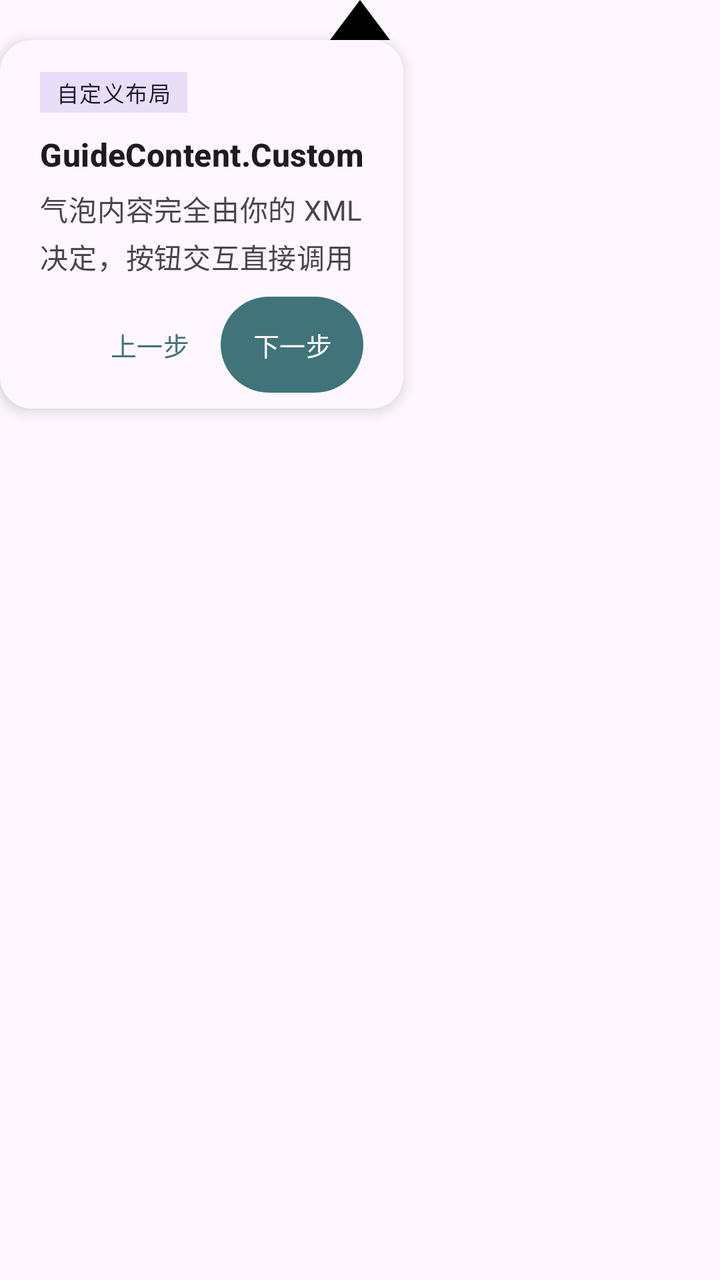
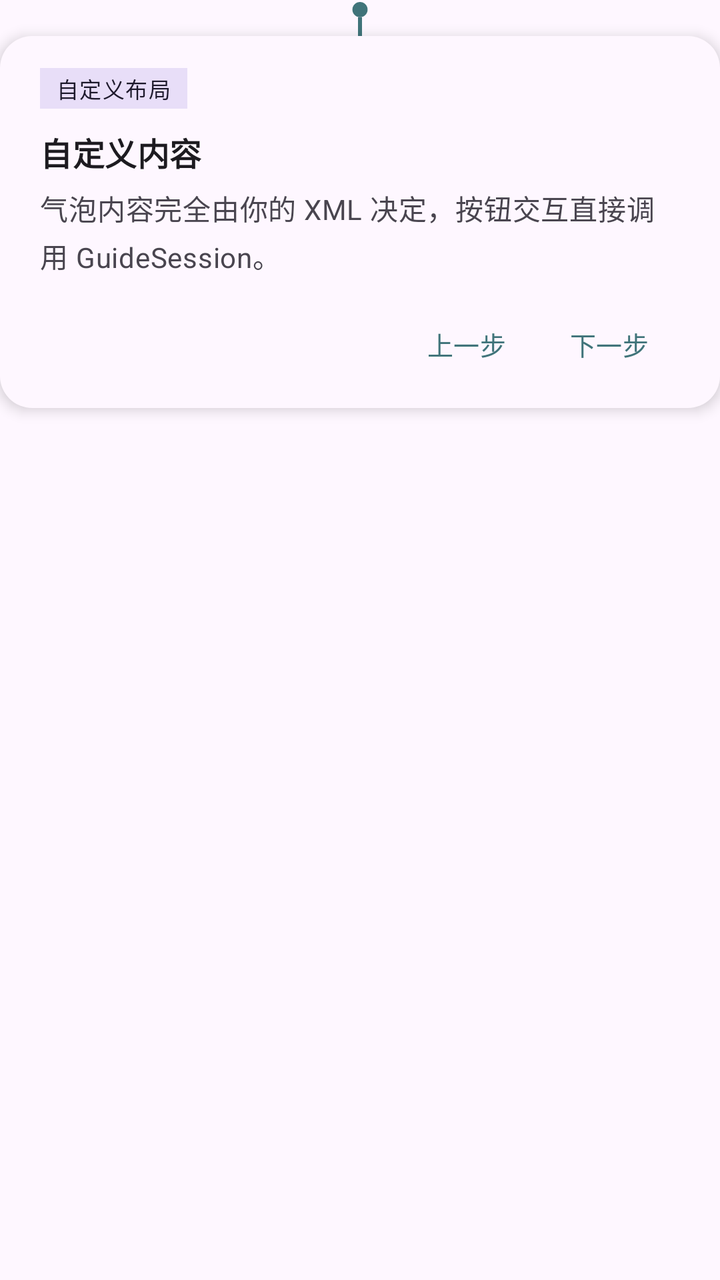

An Android layout rendered at two revisions. The XML below is the earlier revision; the diff shows what the commit changed to produce the second picture.
<!-- AndroidManifest.xml: application theme Theme.PmGuide -->
<!-- res/layout/view_guide_custom_demo.xml -->
<?xml version="1.0" encoding="utf-8"?>
<androidx.constraintlayout.widget.ConstraintLayout xmlns:android="http://schemas.android.com/apk/res/android"
    xmlns:app="http://schemas.android.com/apk/res-auto"
    android:layout_width="wrap_content"
    android:layout_height="wrap_content"
    android:clipChildren="false">
    
    <LinearLayout
        android:id="@id/guide_bubble"
        android:layout_width="wrap_content"
        android:layout_height="wrap_content"
        android:background="@drawable/bg_guide_custom_bubble"
        android:elevation="4dp"
        android:orientation="vertical"
        android:paddingStart="20dp"
        android:paddingTop="16dp"
        android:paddingEnd="20dp"
        android:paddingBottom="8dp"
        app:layout_constraintStart_toStartOf="parent"
        app:layout_constraintTop_toBottomOf="@id/guide_arrow">

        <TextView
            android:id="@+id/custom_guide_badge"
            android:layout_width="wrap_content"
            android:layout_height="wrap_content"
            android:background="?attr/colorSecondaryContainer"
            android:paddingStart="8dp"
            android:paddingTop="2dp"
            android:paddingEnd="8dp"
            android:paddingBottom="2dp"
            android:text="@string/custom_guide_badge"
            android:textAppearance="@style/TextAppearance.Material3.LabelSmall"
            android:textColor="?attr/colorOnSecondaryContainer" />

        <TextView
            android:id="@+id/custom_guide_title"
            android:layout_width="wrap_content"
            android:layout_height="wrap_content"
            android:layout_marginTop="10dp"
            android:text="@string/custom_guide_title"
            android:textAppearance="@style/TextAppearance.Material3.TitleMedium"
            android:textColor="?attr/colorOnSurface"
            android:textStyle="bold" />

        <TextView
            android:id="@+id/custom_guide_message"
            android:layout_width="match_parent"
            android:layout_height="wrap_content"
            android:layout_marginTop="6dp"
            android:text="@string/custom_guide_message"
            android:textAppearance="@style/TextAppearance.Material3.BodyMedium"
            android:textColor="?attr/colorOnSurfaceVariant" />

        <LinearLayout
            android:layout_width="match_parent"
            android:layout_height="wrap_content"
            android:layout_marginTop="10dp"
            android:gravity="end"
            android:orientation="horizontal">

            <com.google.android.material.button.MaterialButton
                android:id="@+id/custom_guide_previous"
                style="@style/Widget.Material3.Button.TextButton"
                android:layout_width="wrap_content"
                android:layout_height="wrap_content"
                android:insetTop="0dp"
                android:insetBottom="0dp"
                android:minWidth="0dp"
                android:paddingStart="12dp"
                android:paddingEnd="12dp"
                android:text="@string/custom_guide_previous"
                android:textSize="13sp" />

            <com.google.android.material.button.MaterialButton
                android:id="@+id/custom_guide_next"
                style="@style/Widget.Material3.Button"
                android:layout_width="wrap_content"
                android:layout_height="wrap_content"
                android:layout_marginStart="4dp"
                android:insetTop="0dp"
                android:insetBottom="0dp"
                android:minWidth="0dp"
                android:paddingStart="16dp"
                android:paddingEnd="16dp"
                android:text="@string/custom_guide_next"
                android:textSize="13sp" />
        </LinearLayout>
    </LinearLayout>

    
    <ImageView
        android:id="@id/guide_arrow"
        android:layout_width="30dp"
        android:layout_height="20dp"
        android:contentDescription="@null"
        android:scaleType="fitCenter"
        android:src="@drawable/ic_guide_arrow"
        app:layout_constraintBottom_toTopOf="@id/guide_bubble"
        app:layout_constraintEnd_toEndOf="parent"
        app:layout_constraintStart_toStartOf="parent" />
</androidx.constraintlayout.widget.ConstraintLayout>
<!-- resources referenced by this layout -->
<resources>
  <!-- drawable bg_guide_custom_bubble (drawable) -->
  <?xml version="1.0" encoding="utf-8"?>
  <shape xmlns:android="http://schemas.android.com/apk/res/android"
      android:shape="rectangle">
      <solid android:color="?attr/colorSurface" />
      <corners android:radius="16dp" />
  </shape>
  <!-- drawable ic_guide_arrow (drawable) -->
  <?xml version="1.0" encoding="utf-8"?>
  <vector xmlns:android="http://schemas.android.com/apk/res/android"
      android:width="18dp"
      android:height="12dp"
      android:viewportWidth="18"
      android:viewportHeight="12">
      <path
          android:fillColor="#000000"
          android:pathData="M0,12 L9,0 L18,12 Z" />
  </vector>
  <string name="custom_guide_badge">自定义布局</string>
  <string name="custom_guide_message">气泡内容完全由你的 XML 决定，按钮交互直接调用 GuideSession。</string>
  <string name="custom_guide_next">下一步</string>
  <string name="custom_guide_previous">上一步</string>
  <string name="custom_guide_title">GuideContent.Custom</string>
  <style name="Theme.PmGuide" parent="Theme.Material3.DayNight.NoActionBar">
          <item name="colorPrimary">@color/guide_primary</item>
          <item name="colorOnPrimary">@android:color/white</item>
          <item name="colorSecondary">@color/guide_accent</item>
          <item name="colorOnSecondary">@android:color/black</item>
      </style>
  <color name="guide_primary">#40747A</color>
  <color name="guide_accent">#03DAC5</color>
</resources>

<!-- the commit's change to res/layout/view_guide_custom_demo.xml (unified diff, before → after) -->
@@ -44,7 +44,7 @@
 
         <TextView
             android:id="@+id/custom_guide_message"
-            android:layout_width="match_parent"
+            android:layout_width="wrap_content"
             android:layout_height="wrap_content"
             android:layout_marginTop="6dp"
             android:text="@string/custom_guide_message"
@@ -52,8 +52,9 @@
             android:textColor="?attr/colorOnSurfaceVariant" />
 
         <LinearLayout
-            android:layout_width="match_parent"
+            android:layout_width="wrap_content"
             android:layout_height="wrap_content"
+            android:layout_gravity="end"
             android:layout_marginTop="10dp"
             android:gravity="end"
             android:orientation="horizontal">
@@ -73,7 +74,7 @@
 
             <com.google.android.material.button.MaterialButton
                 android:id="@+id/custom_guide_next"
-                style="@style/Widget.Material3.Button"
+                style="@style/Widget.Material3.Button.TextButton"
                 android:layout_width="wrap_content"
                 android:layout_height="wrap_content"
                 android:layout_marginStart="4dp"
@@ -90,11 +91,12 @@
     
     <ImageView
         android:id="@id/guide_arrow"
-        android:layout_width="30dp"
-        android:layout_height="20dp"
+        android:layout_width="14dp"
+        android:layout_height="18dp"
         android:contentDescription="@null"
         android:scaleType="fitCenter"
-        android:src="@drawable/ic_guide_arrow"
+        android:src="@drawable/ic_guide_arrow_dot_line"
+        android:tint="?attr/colorPrimary"
         app:layout_constraintBottom_toTopOf="@id/guide_bubble"
         app:layout_constraintEnd_toEndOf="parent"
         app:layout_constraintStart_toStartOf="parent" />
<!-- resource entries referenced after the edit -->
@@ -7,22 +7,26 @@
       <solid android:color="?attr/colorSurface" />
       <corners android:radius="16dp" />
   </shape>
-  <!-- drawable ic_guide_arrow (drawable) -->
+  <!-- drawable ic_guide_arrow_dot_line (drawable) -->
   <?xml version="1.0" encoding="utf-8"?>
   <vector xmlns:android="http://schemas.android.com/apk/res/android"
-      android:width="18dp"
-      android:height="12dp"
-      android:viewportWidth="18"
-      android:viewportHeight="12">
+      android:width="14dp"
+      android:height="18dp"
+      android:viewportWidth="14"
+      android:viewportHeight="18">
       <path
-          android:fillColor="#000000"
-          android:pathData="M0,12 L9,0 L18,12 Z" />
+          android:fillColor="#FFFFFFFF"
+          android:pathData="M3.2,4.8 A3.8,3.8 0 1,1 10.8,4.8 A3.8,3.8 0 1,1 3.2,4.8 Z" />
+      <path
+          android:pathData="M7,8.6 L7,18"
+          android:strokeColor="#FFFFFFFF"
+          android:strokeWidth="2" />
   </vector>
   <string name="custom_guide_badge">自定义布局</string>
   <string name="custom_guide_message">气泡内容完全由你的 XML 决定，按钮交互直接调用 GuideSession。</string>
   <string name="custom_guide_next">下一步</string>
   <string name="custom_guide_previous">上一步</string>
-  <string name="custom_guide_title">GuideContent.Custom</string>
+  <string name="custom_guide_title">自定义内容</string>
   <style name="Theme.PmGuide" parent="Theme.Material3.DayNight.NoActionBar">
           <item name="colorPrimary">@color/guide_primary</item>
           <item name="colorOnPrimary">@android:color/white</item>
